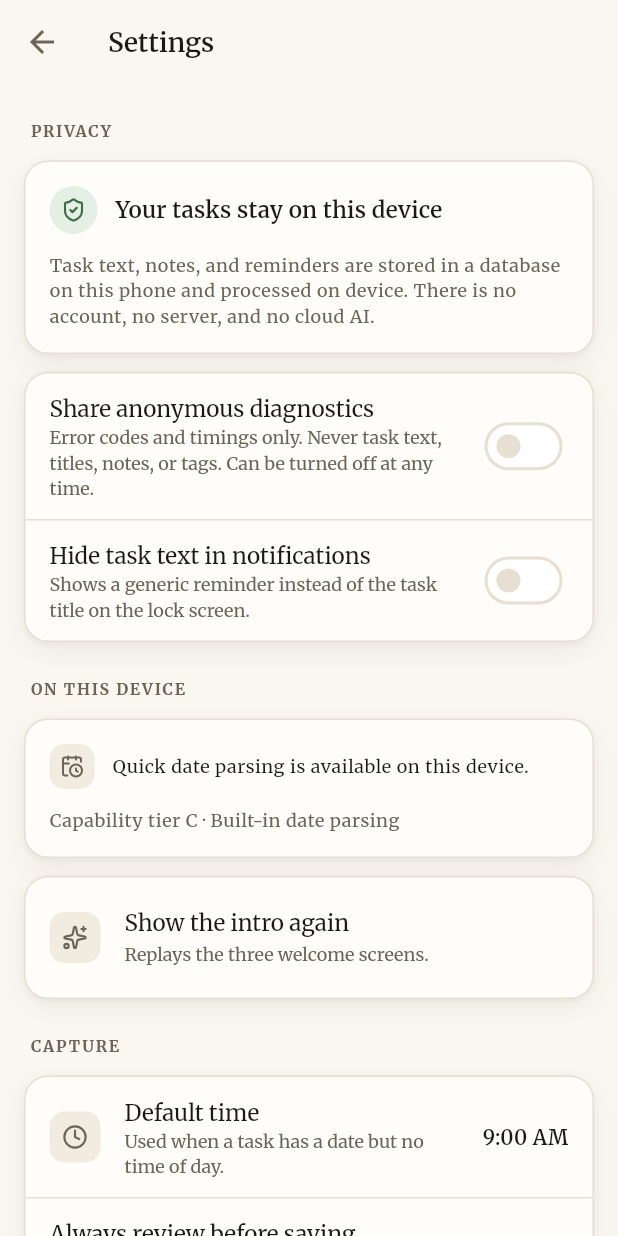
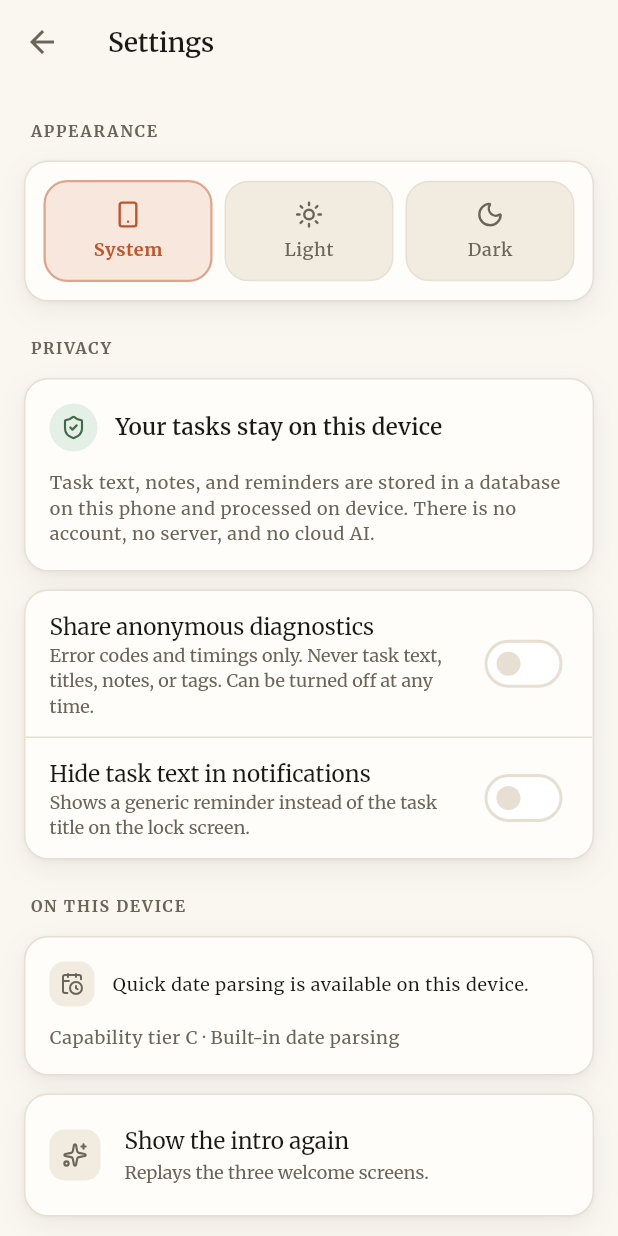
Before and after one commit to RithyBondeth/Romlerk-Mobile, a Flutter app: the SettingsPage screen opened directly, on a phone screen of 412 x 824 dp. Run offline on Flutter 3.47's test engine with Material 3 defaults, Android fonts, the phone set to English and light mode, and no system bars; our stand-ins replace drift, flutter_local_notifications, flutter_riverpod, flutter_svg, flutter_timezone, lucide_icons_flutter and 2 more; accounts and stored records are empty; generated files the repository leaves out were written again.

Commit message:
Let the theme be chosen rather than inherited
`themeMode` was pinned to `ThemeMode.system` on the reasoning that an in-app
switch is one more thing that can drift out of sync with the OS. That holds
right up until someone wants this app dark on a phone they keep light, which
is a common enough preference that inheriting is the wrong default to enforce.

Three states rather than a "Dark mode" toggle, because a boolean has no way to
say "follow the phone" — which stays the default.

Two details worth keeping:

- Stored by enum name, not index, so reordering `ThemePreference` later cannot
  silently repoint an existing user's saved choice at a different theme.
- While the settings read is in flight, `themeMode` falls back to system
  rather than to light. Falling back to light would give anyone who has chosen
  dark a white flash on every cold start.

Co-Authored-By: Claude Opus 5 <noreply@anthropic.com>

```diff
--- a/lib/data/local/settings_store.dart
+++ b/lib/data/local/settings_store.dart
@@ -1,5 +1,20 @@
 
 import 'app_database.dart';
+
+/// Which palette the app paints in.
+///
+/// Stored by name rather than index so reordering this enum cannot silently
+/// repoint an existing user's saved preference at a different theme.
+enum ThemePreference {
+  system,
+  light,
+  dark;
+
+  static ThemePreference fromName(String? name) => values.firstWhere(
+    (value) => value.name == name,
+    orElse: () => ThemePreference.system,
+  );
+}
 
 /// User-controlled preferences, all local.
 class AppSettings {
@@ -10,6 +25,7 @@ class AppSettings {
     this.redactNotificationPreviews = false,
     this.confirmBeforeSaving = true,
     this.onboardingComplete = false,
+    this.themePreference = ThemePreference.system,
   });
 
   /// Time of day used when a captured task has a date but no time.
@@ -29,6 +45,10 @@ class AppSettings {
 
   final bool onboardingComplete;
 
+  /// Defaults to following the OS, which is what most people expect and what
+  /// the app did before the setting existed.
+  final ThemePreference themePreference;
+
   AppSettings copyWith({
     int? defaultReminderHour,
     int? defaultReminderMinute,
@@ -36,6 +56,7 @@ class AppSettings {
     bool? redactNotificationPreviews,
     bool? confirmBeforeSaving,
     bool? onboardingComplete,
+    ThemePreference? themePreference,
   }) {
     return AppSettings(
       defaultReminderHour: defaultReminderHour ?? this.defaultReminderHour,
@@ -46,6 +67,7 @@ class AppSettings {
           redactNotificationPreviews ?? this.redactNotificationPreviews,
       confirmBeforeSaving: confirmBeforeSaving ?? this.confirmBeforeSaving,
       onboardingComplete: onboardingComplete ?? this.onboardingComplete,
+      themePreference: themePreference ?? this.themePreference,
     );
   }
 }
@@ -62,6 +84,7 @@ class SettingsStore {
   static const String _redact = 'redact_notification_previews';
   static const String _confirm = 'confirm_before_saving';
   static const String _onboarding = 'onboarding_complete';
+  static const String _theme = 'theme_preference';
 
   Stream<AppSettings> watch() =>
       _db.select(_db.settingRows).watch().map(_fromRows);
@@ -80,6 +103,7 @@ class SettingsStore {
         _entry(_redact, settings.redactNotificationPreviews.toString()),
         _entry(_confirm, settings.confirmBeforeSaving.toString()),
         _entry(_onboarding, settings.onboardingComplete.toString()),
+        _entry(_theme, settings.themePreference.name),
       ]);
     });
   }
@@ -101,6 +125,7 @@ class SettingsStore {
       redactNotificationPreviews: map[_redact] == 'true',
       confirmBeforeSaving: map[_confirm] != 'false',
       onboardingComplete: map[_onboarding] == 'true',
+      themePreference: ThemePreference.fromName(map[_theme]),
     );
   }
 }
--- a/lib/features/settings/settings_page.dart
+++ b/lib/features/settings/settings_page.dart
@@ -1,6 +1,7 @@
 import 'dart:io';
 
 import 'package:flutter/material.dart';
+import 'package:flutter/services.dart';
 import 'package:flutter_riverpod/flutter_riverpod.dart';
 import 'package:lucide_icons_flutter/lucide_icons.dart';
 import 'package:path/path.dart' as p;
@@ -44,6 +45,16 @@ class SettingsPage extends ConsumerWidget {
       body: ListView(
         padding: const EdgeInsets.only(bottom: Insets.xxl),
         children: <Widget>[
+          const _SectionLabel('Appearance'),
+
+          _Panel(
+            child: _ThemeChoice(
+              value: settings.themePreference,
+              onChanged: (value) =>
+                  store.write(settings.copyWith(themePreference: value)),
+            ),
+          ),
+
           const _SectionLabel('Privacy'),
 
           // The one panel that leads with reassurance rather than a control:
@@ -429,6 +440,115 @@ class SettingsPage extends ConsumerWidget {
   }
 }
 
+/// Three-way theme picker.
+///
+/// A segmented row rather than a switch, because the choice is genuinely three
+/// states: a plain "Dark mode" toggle would have no way to express "follow the
+/// phone", which is both the default and what most people want.
+class _ThemeChoice extends StatelessWidget {
+  const _ThemeChoice({required this.value, required this.onChanged});
+
+  final ThemePreference value;
+  final ValueChanged<ThemePreference> onChanged;
+
+  static const Map<ThemePreference, (IconData, String)> _options =
+      <ThemePreference, (IconData, String)>{
+        ThemePreference.system: (LucideIcons.smartphone, 'System'),
+        ThemePreference.light: (LucideIcons.sun, 'Light'),
+        ThemePreference.dark: (LucideIcons.moon, 'Dark'),
+      };
+
+  @override
+  Widget build(BuildContext context) {
+    return Padding(
+      padding: const EdgeInsets.all(Insets.md),
+      child: Row(
+        children: <Widget>[
+          for (final entry in _options.entries) ...<Widget>[
+            if (entry.key != _options.keys.first)
+              const SizedBox(width: Insets.sm),
+            Expanded(
+              child: _ThemeOption(
+                icon: entry.value.$1,
+                label: entry.value.$2,
+                selected: entry.key == value,
+                onTap: () {
+                  if (entry.key == value) return;
+                  HapticFeedback.selectionClick();
+                  onChanged(entry.key);
+                },
+              ),
+            ),
+          ],
+        ],
+      ),
+    );
+  }
+}
+
+class _ThemeOption extends StatelessWidget {
+  const _ThemeOption({
+    required this.icon,
+    required this.label,
+    required this.selected,
+    required this.onTap,
+  });
+
+  final IconData icon;
+  final String label;
+  final bool selected;
+  final VoidCallback onTap;
+
+  @override
+  Widget build(BuildContext context) {
+    final semantics = context.semantics;
+    final accent = context.colors.primary;
+
+    return Semantics(
+      button: true,
+      selected: selected,
+      label: label,
+      child: InkWell(
+        onTap: onTap,
+        borderRadius: Corners.card,
+        child: AnimatedContainer(
+          duration: Motion.fast,
+          curve: Motion.easing,
+          padding: const EdgeInsets.symmetric(vertical: Insets.md),
+          decoration: BoxDecoration(
+            color: selected ? semantics.accentSoft : semantics.sunken,
+            borderRadius: Corners.card,
+            border: Border.all(
+              color: selected
+                  ? accent.withValues(alpha: 0.45)
+                  : semantics.hairline,
+              width: selected ? 1.5 : 1,
+            ),
+          ),
+          child: Column(
+            mainAxisSize: MainAxisSize.min,
+            children: <Widget>[
+              Icon(
+                icon,
+                size: 19,
+                color: selected ? accent : semantics.muted,
+              ),
+              const SizedBox(height: Insets.sm - 2),
+              Text(
+                label,
+                style: context.texts.labelMedium?.copyWith(
+                  color: selected ? accent : semantics.muted,
+                  fontWeight: selected ? FontWeight.w700 : FontWeight.w500,
+                ),
+              ),
+            ],
+          ),
+        ),
+      ),
+    );
+  }
+}
+
 class _SectionLabel extends StatelessWidget {
   const _SectionLabel(this.label);
 
--- a/lib/main/app.dart
+++ b/lib/main/app.dart
@@ -3,6 +3,7 @@ import 'package:flutter_riverpod/flutter_riverpod.dart';
 
 import '../application/providers.dart';
 import '../core/design/app_theme.dart';
+import '../data/local/settings_store.dart';
 import '../features/onboarding/onboarding_page.dart';
 import '../features/shell/home_shell.dart';
 
@@ -18,9 +19,18 @@ class App extends ConsumerWidget {
       debugShowCheckedModeBanner: false,
       theme: AppTheme.light(),
       darkTheme: AppTheme.dark(),
-      // The OS setting wins; there is no in-app theme switch to get out of
-      // sync with it.
-      themeMode: ThemeMode.system,
+      // Follows the OS by default. An explicit choice overrides it, because a
+      // phone left on system dark is not the same statement as "I want this
+      // app dark" — plenty of people want one and not the other.
+      //
+      // While the settings read is in flight this falls back to system rather
+      // than to light, so a user who has chosen dark does not get a white
+      // flash on every cold start.
+      themeMode: switch (settings.valueOrNull?.themePreference) {
+        ThemePreference.light => ThemeMode.light,
+        ThemePreference.dark => ThemeMode.dark,
+        ThemePreference.system || null => ThemeMode.system,
+      },
       home: settings.when(
         // A blank page rather than a spinner: the settings read is a local
         // query, and a flash of progress indicator on every cold start would
```
